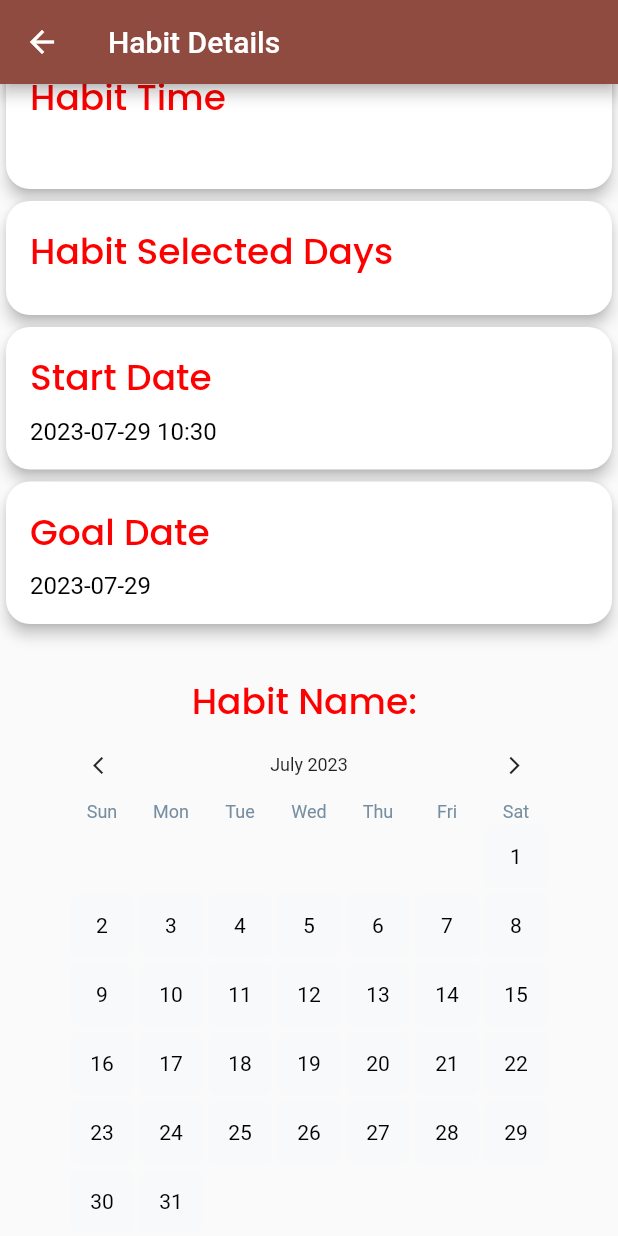
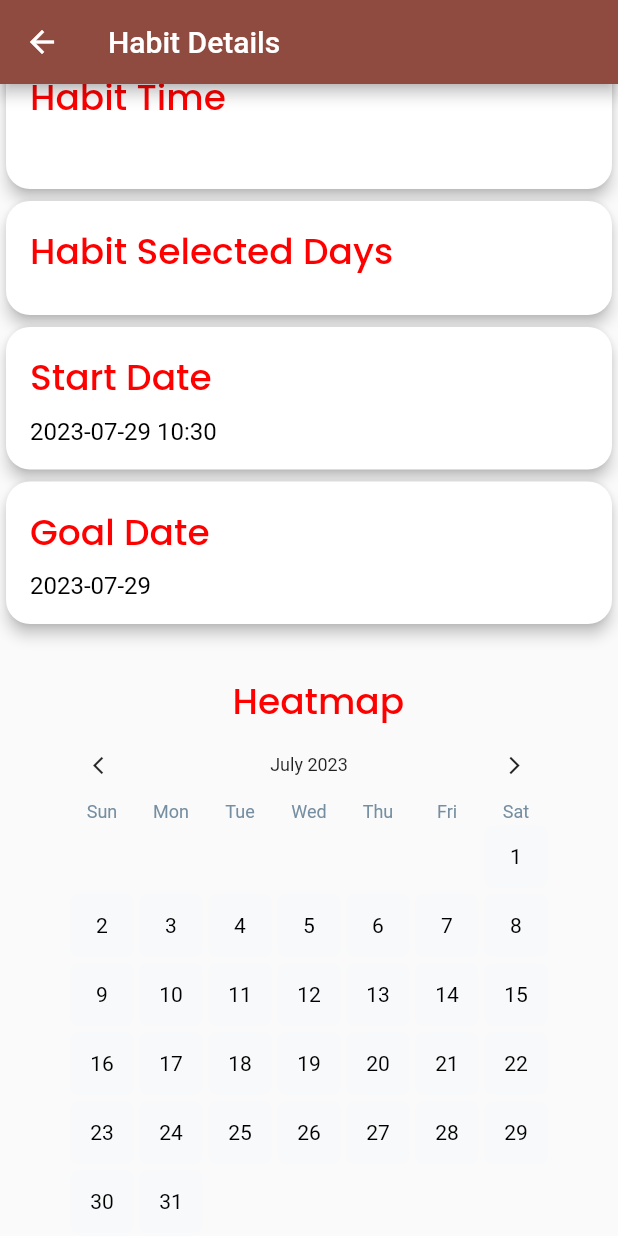
Before and after one commit to LowkeyGud/Flutter-Habit_Tracker_Android, a Flutter app: the HabitDetail screen opened directly with empty values, scrolled down 512 dp, on a phone screen of 412 x 824 dp. Run offline on Flutter 3.47's test engine with Material 2 defaults, Android fonts, the phone set to English and light mode, and no system bars; our stand-ins replace cached_network_image, cloud_firestore, connectivity_plus, firebase_auth, firebase_core, fluentui_system_icons and 12 more; missing offline and left inert: dart:ffi; accounts and stored records are empty.

Commit message:
Modified Heatmap Title

```diff
--- a/lib/src/features/core/screens/habit_detail.dart
+++ b/lib/src/features/core/screens/habit_detail.dart
@@ -189,7 +189,7 @@ class HabitDetail extends StatelessWidget {
                       children: [
                         const SizedBox(height: 30),
                         Text(
-                          '${'Habit Name'.tr}: $habitName',
+                          ' $habitName ${'Heatmap'.tr}',
                           style: GoogleFonts.poppins(
                             fontSize: 24,
                             fontWeight: FontWeight.w500,
```
